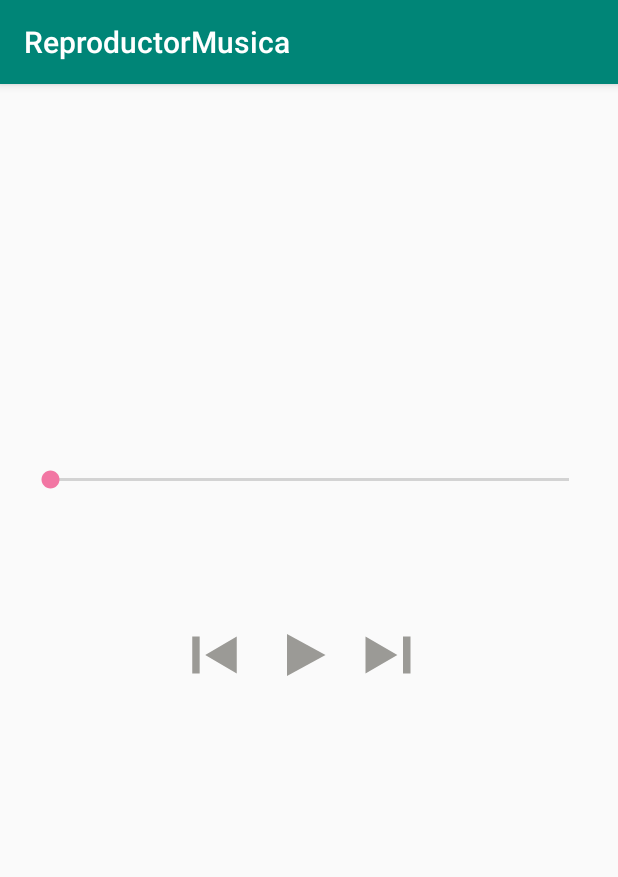
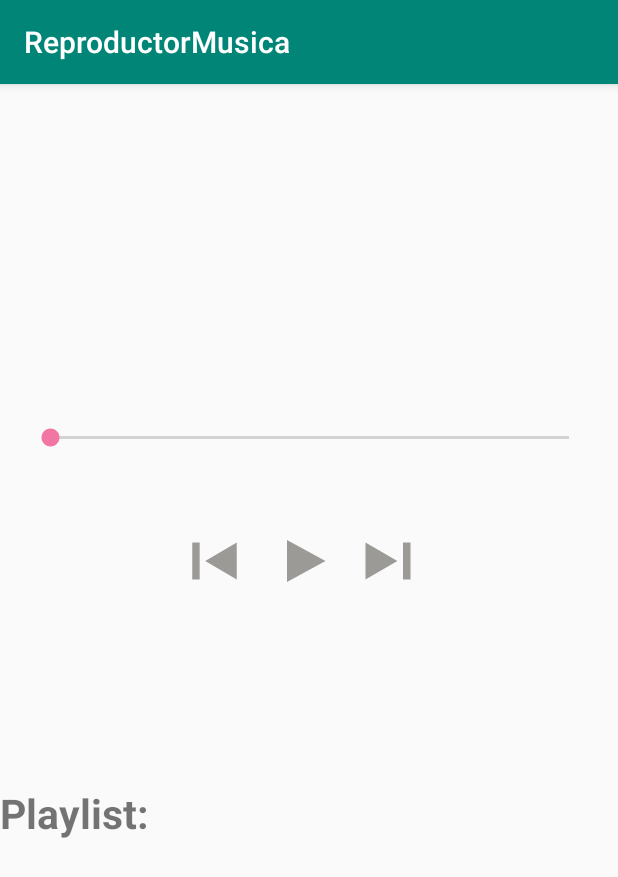
Before and after one commit to Cinthy-sophia/ReproductorMusica, an Android app: the screen it shows after launch (MainActivity), on a phone screen of 412 x 824 dp. Shown: the top 877 px of the screen. Run offline under Robolectric (Android 15) with nearby library versions, the phone set to English and light mode, and no system bars; 1 statement that could not run was skipped.

```diff
--- a/app/src/main/AndroidManifest.xml
+++ b/app/src/main/AndroidManifest.xml
@@ -1,6 +1,7 @@
 <?xml version="1.0" encoding="utf-8"?>
 <manifest xmlns:android="http://schemas.android.com/apk/res/android"
     package="com.cinthyasophia.reproductormusica">
+    <uses-permission android:name="android.permission.WAKE_LOCK" />
 
     <application
         android:allowBackup="true"
--- a/app/src/main/java/com/cinthyasophia/reproductormusica/MainActivity.java
+++ b/app/src/main/java/com/cinthyasophia/reproductormusica/MainActivity.java
@@ -177,4 +177,5 @@ public class MainActivity extends AppCompatActivity {
 
     }
 
+
 }
--- a/app/src/main/res/layout/activity_main.xml
+++ b/app/src/main/res/layout/activity_main.xml
@@ -16,24 +16,24 @@
         app:layout_constraintHorizontal_bias="0.515"
         app:layout_constraintStart_toStartOf="parent"
         app:layout_constraintTop_toTopOf="parent"
-        app:layout_constraintVertical_bias="0.335" />
+        app:layout_constraintVertical_bias="0.296" />
 
     <LinearLayout
         android:id="@+id/linearLayout"
-        android:layout_width="418dp"
-        android:layout_height="180dp"
+        android:layout_width="411dp"
+        android:layout_height="224dp"
         android:orientation="vertical"
         app:layout_constraintBottom_toBottomOf="parent"
         app:layout_constraintEnd_toEndOf="parent"
-        app:layout_constraintHorizontal_bias="0.516"
+        app:layout_constraintHorizontal_bias="1.0"
         app:layout_constraintStart_toStartOf="parent"
         app:layout_constraintTop_toTopOf="parent"
-        app:layout_constraintVertical_bias="1.0">
+        app:layout_constraintVertical_bias="0.992">
 
         <androidx.recyclerview.widget.RecyclerView
             android:id="@+id/rvListaCanciones"
             android:layout_width="match_parent"
-            android:layout_height="175dp" />
+            android:layout_height="match_parent" />
     </LinearLayout>
 
     <LinearLayout
@@ -44,7 +44,7 @@
         app:layout_constraintEnd_toEndOf="parent"
         app:layout_constraintStart_toStartOf="parent"
         app:layout_constraintTop_toTopOf="parent"
-        app:layout_constraintVertical_bias="0.516">
+        app:layout_constraintVertical_bias="0.425">
 
         <Button
             android:id="@+id/bPrevio"
@@ -68,4 +68,18 @@
             android:background="@drawable/ic_skip_next_black_24dp" />
     </LinearLayout>
 
+    <TextView
+        android:id="@+id/textView"
+        android:layout_width="wrap_content"
+        android:layout_height="wrap_content"
+        android:text="Playlist:"
+        android:textSize="27sp"
+        android:textStyle="bold"
+        app:layout_constraintBottom_toBottomOf="parent"
+        app:layout_constraintEnd_toEndOf="parent"
+        app:layout_constraintHorizontal_bias="0.0"
+        app:layout_constraintStart_toStartOf="parent"
+        app:layout_constraintTop_toTopOf="parent"
+        app:layout_constraintVertical_bias="0.64" />
+
 </androidx.constraintlayout.widget.ConstraintLayout>
```
Also changed, not shown: app/src/main/java/com/cinthyasophia/reproductormusica/ReproductorService.java (+14 -16 lines), app/src/main/res/layout/cancion_item.xml (+16 -3 lines).
